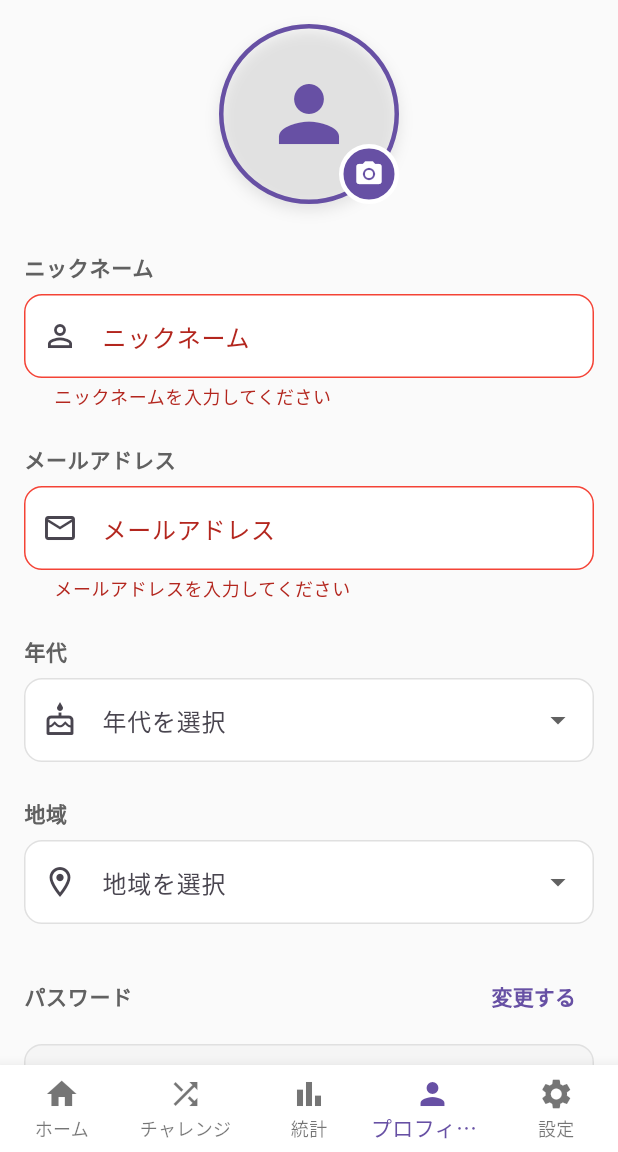
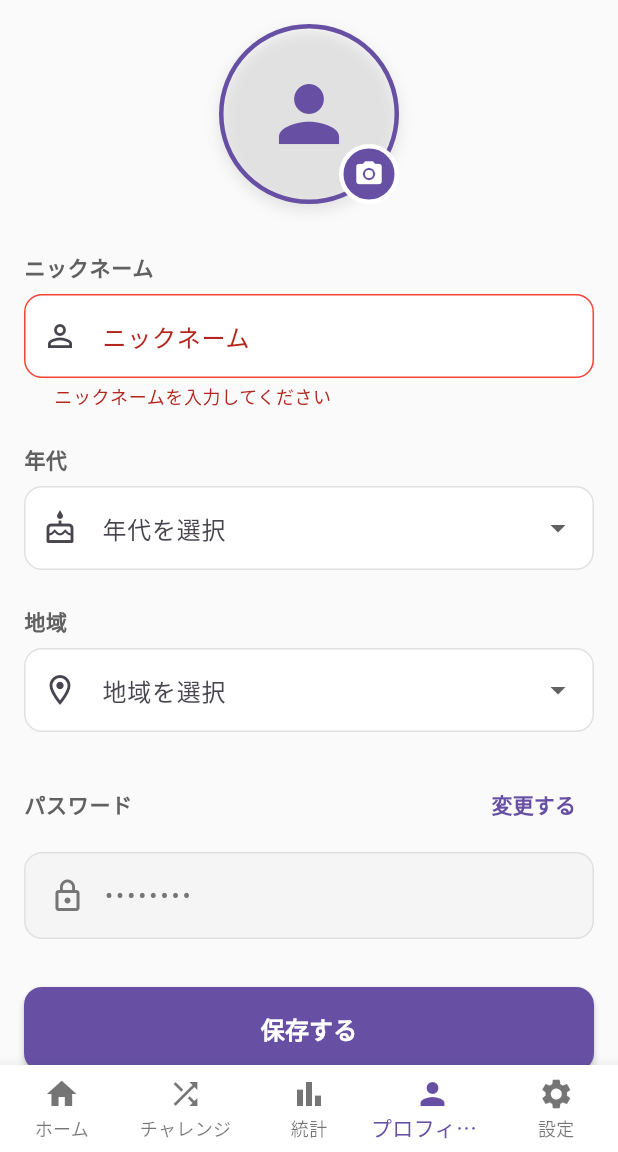
Before and after one commit to oto1720/2025_tyarekyara, a Flutter app: the ProfileScreen screen opened by its route, on a phone screen of 412 x 824 dp, the part 84-1236 px from its top. Run offline on Flutter 3.47's test engine with Material 3 defaults, Android fonts, the phone set to English and light mode, and no system bars; our stand-ins replace cloud_firestore, device_preview, firebase_auth, firebase_core, firebase_storage, fl_chart and 9 more; accounts and stored records are empty.

Commit message:
メールアドレス変更削除

```diff
--- a/lib/feature/settings/presentation/pages/profile_screen.dart
+++ b/lib/feature/settings/presentation/pages/profile_screen.dart
@@ -113,7 +113,6 @@ class ProfileScreen extends ConsumerWidget {
       ScaffoldMessenger.of(context).showSnackBar(
         SnackBar(
           content: Text(validation.nicknameError ??
-              validation.emailError ??
               validation.currentPasswordError ??
               validation.newPasswordError ??
               validation.confirmPasswordError ??
@@ -216,21 +215,6 @@ class ProfileScreen extends ConsumerWidget {
                   errorText: validation.nicknameError,
                   onChanged: (value) {
                     ref.read(profileEditProvider.notifier).updateNickname(value);
-                  },
-                ),
-                const SizedBox(height: 24),
-
-                // メールアドレス
-                const SectionTitle('メールアドレス'),
-                const SizedBox(height: 8),
-                StandardTextField(
-                  initialValue: editState.email,
-                  label: 'メールアドレス',
-                  icon: Icons.email_outlined,
-                  keyboardType: TextInputType.emailAddress,
-                  errorText: validation.emailError,
-                  onChanged: (value) {
-                    ref.read(profileEditProvider.notifier).updateEmail(value);
                   },
                 ),
                 const SizedBox(height: 24),
```
